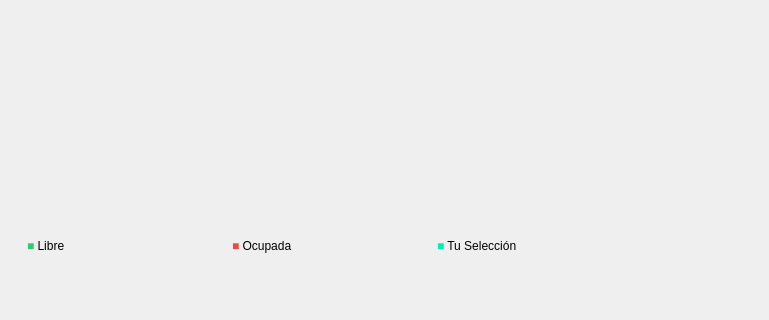
The window that apps/gui/ui/mainwindow.ui (jorgebd21/CineManager) describes before a commit, drawn with Qt 5; both pictures show x 0 to 769 and y 448 to 768 of the 1024 by 768 pixel window.
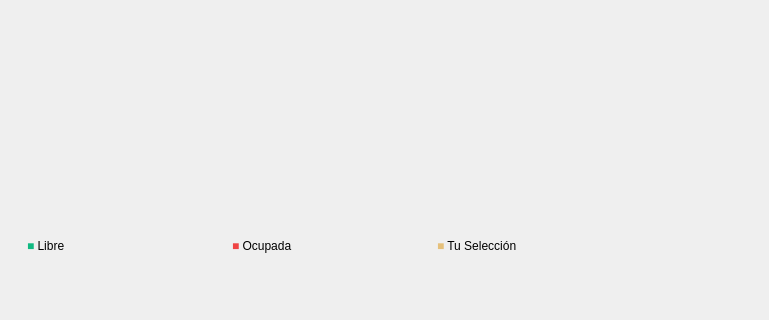
The same window after the commit. The open tabs and pages were chosen to show the change.

Commit message: style(gui): refine dark theme styling, fix placeholder contrast, and eliminate broken glyphs

```diff
--- a/apps/gui/ui/mainwindow.ui
+++ b/apps/gui/ui/mainwindow.ui
@@ -396,21 +396,21 @@
            <item>
             <widget class="QLabel" name="labelLeyendaLibre">
              <property name="text">
-              <string>&lt;html&gt;&lt;head/&gt;&lt;body&gt;&lt;p&gt;&lt;span style=&quot;color:#2ecc71;&quot;&gt;■&lt;/span&gt; Libre&lt;/p&gt;&lt;/body&gt;&lt;/html&gt;</string>
+              <string>&lt;html&gt;&lt;head/&gt;&lt;body&gt;&lt;p&gt;&lt;span style=&quot;color:#10B981;&quot;&gt;■&lt;/span&gt; Libre&lt;/p&gt;&lt;/body&gt;&lt;/html&gt;</string>
              </property>
             </widget>
            </item>
            <item>
             <widget class="QLabel" name="labelLeyendaOcupada">
              <property name="text">
-              <string>&lt;html&gt;&lt;head/&gt;&lt;body&gt;&lt;p&gt;&lt;span style=&quot;color:#e74c3c;&quot;&gt;■&lt;/span&gt; Ocupada&lt;/p&gt;&lt;/body&gt;&lt;/html&gt;</string>
+              <string>&lt;html&gt;&lt;head/&gt;&lt;body&gt;&lt;p&gt;&lt;span style=&quot;color:#EF4444;&quot;&gt;■&lt;/span&gt; Ocupada&lt;/p&gt;&lt;/body&gt;&lt;/html&gt;</string>
              </property>
             </widget>
            </item>
            <item>
             <widget class="QLabel" name="labelLeyendaSeleccionada">
              <property name="text">
-              <string>&lt;html&gt;&lt;head/&gt;&lt;body&gt;&lt;p&gt;&lt;span style=&quot;color:#00f0b5;&quot;&gt;■&lt;/span&gt; Tu Selección&lt;/p&gt;&lt;/body&gt;&lt;/html&gt;</string>
+              <string>&lt;html&gt;&lt;head/&gt;&lt;body&gt;&lt;p&gt;&lt;span style=&quot;color:#E5C07B;&quot;&gt;■&lt;/span&gt; Tu Selección&lt;/p&gt;&lt;/body&gt;&lt;/html&gt;</string>
              </property>
             </widget>
            </item>
```
The commit also changes 9 other files.
